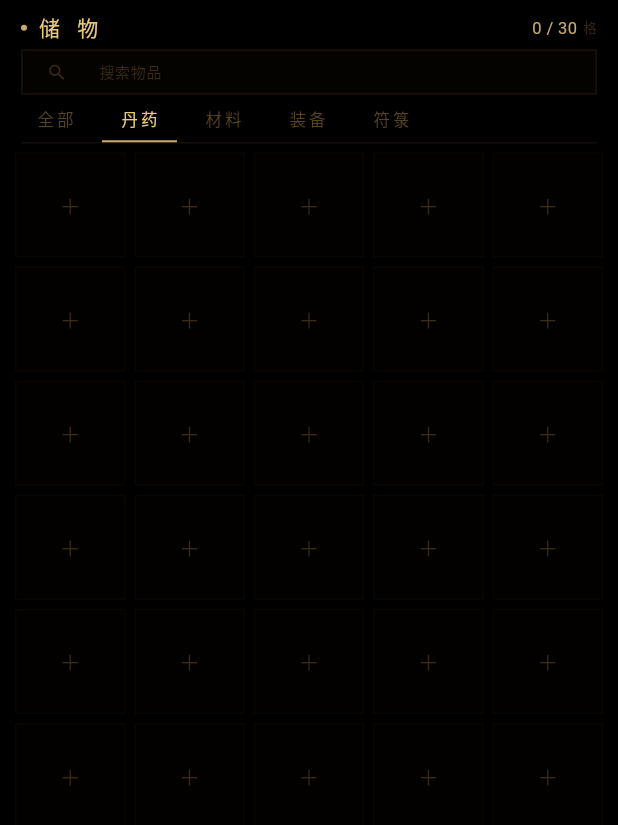
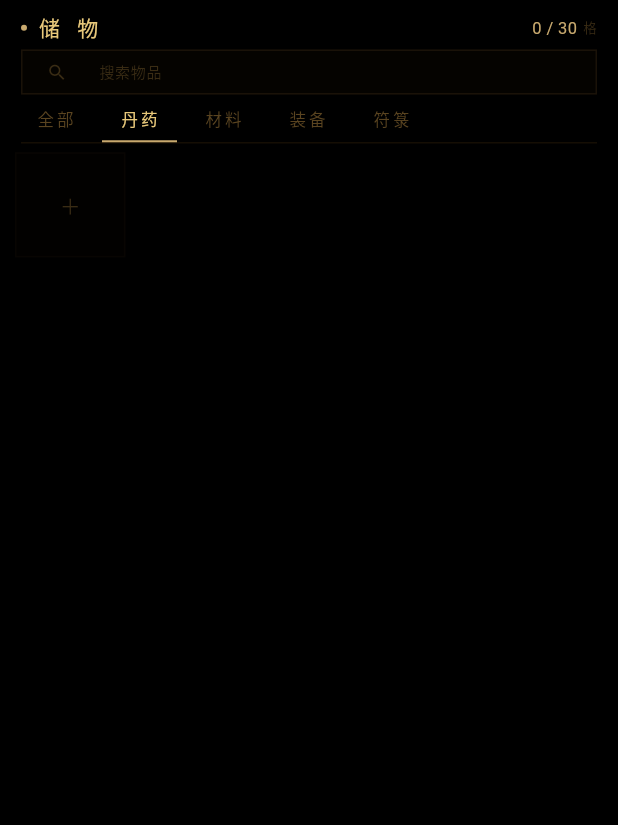
Before and after one commit to lx25001/tianni, a Flutter app: the _BagPanel widget shown alone on an empty page, opened directly, after a tap on "丹药", on a phone screen of 412 x 824 dp. Shown: the top 825 px of the screen. Run offline on Flutter 3.47's test engine with Material 3 defaults, Android fonts, the phone set to English and light mode, and no system bars; our stand-ins replace flutter_riverpod, google_fonts, shared_preferences, sqflite; accounts and stored records are empty.

Commit message:
背包UI：全部模式按绝对槽位渲染保留空洞 + 过滤模式紧凑显示 + 一键整理按钮

```diff
--- a/lib/pages/game_page.dart
+++ b/lib/pages/game_page.dart
@@ -1016,15 +1016,20 @@ class _BagPanelState extends ConsumerState<_BagPanel> {
   @override
   Widget build(BuildContext context) {
     final inv = ref.watch(inventoryProvider(widget.slotIndex));
-    final items = _filtered;
     final usedSlots = inv.usedSlots;
+    final isFiltering = _activeTab != '全部' || _query.isNotEmpty;
+    // 全部分类：严格按底层 slots 数组渲染，保留空洞
+    // 过滤/搜索：紧凑展示匹配项
+    final List<InventorySlot?> displayItems = isFiltering
+        ? [..._filtered.cast<InventorySlot?>()]
+        : inv.slots.toList();
 
     return GestureDetector(
       onTap: () => FocusScope.of(context).unfocus(),
       behavior: HitTestBehavior.translucent,
       child: Column(
         children: [
-          // 标题 + 容量
+          // 标题 + 容量 + 整理按钮
           Padding(
           padding: const EdgeInsets.fromLTRB(14, 8, 14, 4),
           child: Row(
@@ -1033,6 +1038,11 @@ class _BagPanelState extends ConsumerState<_BagPanel> {
               const SizedBox(width: 6),
               const Text('储 物', style: TextStyle(color: TianniColors.goldBright, fontSize: 14, letterSpacing: 4)),
               const Spacer(),
+              isFiltering ? const SizedBox.shrink() : GestureDetector(
+                onTap: () => ref.read(inventoryProvider(widget.slotIndex).notifier).compact(),
+                child: const Text('整 理', style: TextStyle(color: TianniColors.goldDark, fontSize: 10, letterSpacing: 3)),
+              ),
+              const SizedBox(width: 10),
               Text('$usedSlots / ${inv.capacity}',
                 style: const TextStyle(color: TianniColors.gold, fontSize: 11)),
               const SizedBox(width: 4),
@@ -1129,11 +1139,20 @@ class _BagPanelState extends ConsumerState<_BagPanel> {
               crossAxisSpacing: 6,
               childAspectRatio: 1.05,
             ),
-            itemCount: inv.capacity,
+            itemCount: isFiltering ? (displayItems.length + 1) : inv.capacity,
             itemBuilder: (context, index) {
-              if (index < items.length) return _BagSlot(slot: items[index], slotIndex: widget.slotIndex);
-              if (index < inv.capacity) return const _EmptySlot();
-              return const SizedBox.shrink();
+              if (isFiltering) {
+                if (index < displayItems.length && displayItems[index] != null) {
+                  return _BagSlot(slot: displayItems[index]!, slotIndex: widget.slotIndex);
+                }
+                return const _EmptySlot();
+              } else {
+                final slotData = displayItems[index];
+                if (slotData != null) {
+                  return _BagSlot(slot: slotData, slotIndex: widget.slotIndex);
+                }
+                return const _EmptySlot();
+              }
             },
           ),
         ),
```
